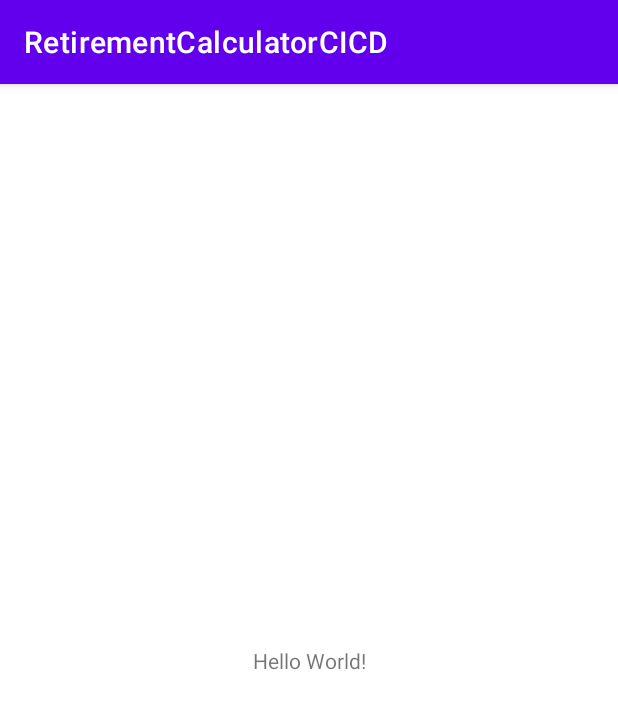
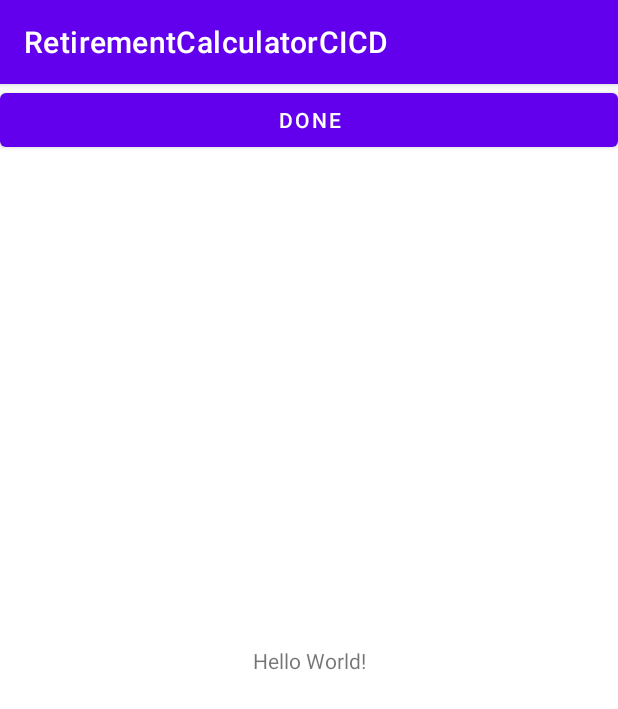
Before and after one commit to MuhammadZahab/CICDAndroid, an Android app: the screen it shows after launch (MainActivity), on a phone screen of 412 x 824 dp. Shown: the top 709 px of the screen. Run offline under Robolectric (Android 15) with nearby library versions, the phone set to English and light mode, and no system bars; libraries missing offline, so code that uses them is left out: com.microsoft.appcenter; 1 statement that could not run was skipped.

```diff
--- /dev/null
+++ b/app/src/main/java/com/elementary/retirementcalculatorcicd/Calculations.kt
@@ -0,0 +1,4 @@
+package com.elementary.retirementcalculatorcicd
+
+class Calculations {
+}
--- a/app/src/main/java/com/elementary/retirementcalculatorcicd/MainActivity.kt
+++ b/app/src/main/java/com/elementary/retirementcalculatorcicd/MainActivity.kt
@@ -1,19 +1,34 @@
 package com.elementary.retirementcalculatorcicd
 
 import android.os.Bundle
+import android.view.View
+import android.widget.Button
+import android.widget.TextView
 import androidx.appcompat.app.AppCompatActivity
 import com.microsoft.appcenter.AppCenter
 import com.microsoft.appcenter.analytics.Analytics
 import com.microsoft.appcenter.crashes.Crashes
 
 class MainActivity : AppCompatActivity() {
+
+    lateinit var btnDone: Button
+
+    lateinit var textView: TextView
+
     override fun onCreate(savedInstanceState: Bundle?) {
         super.onCreate(savedInstanceState)
         setContentView(R.layout.activity_main)
 
+        btnDone = findViewById(R.id.btn_done)
         AppCenter.start(
             application, "690d49ca-880b-4848-965e-6668dcd94a75",
             Analytics::class.java, Crashes::class.java
         )
+
+        btnDone.setOnClickListener(View.OnClickListener {
+//            textView.setText("hello")
+
+            Crashes.generateTestCrash()
+        })
     }
 }
--- a/app/src/main/res/layout/activity_main.xml
+++ b/app/src/main/res/layout/activity_main.xml
@@ -15,4 +15,13 @@
         app:layout_constraintStart_toStartOf="parent"
         app:layout_constraintTop_toTopOf="parent" />
 
+    <Button
+        android:id="@+id/btn_done"
+        android:layout_width="match_parent"
+        android:layout_height="wrap_content"
+        app:layout_constraintTop_toTopOf="parent"
+        android:text="Done"
+        ></Button>
+
+
 </androidx.constraintlayout.widget.ConstraintLayout>
```
